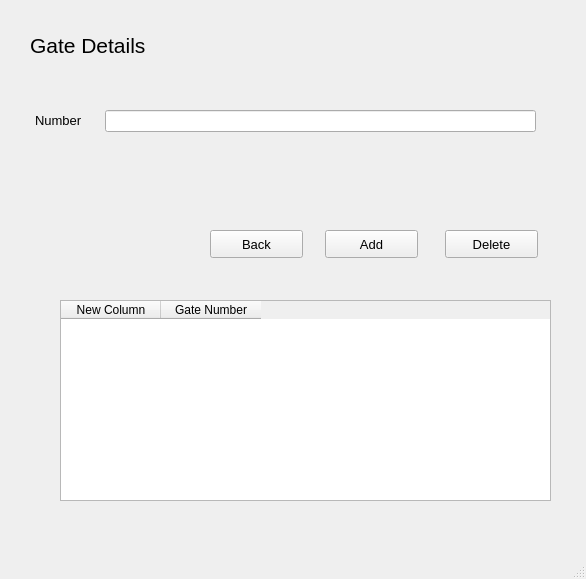
Old version of the form gate.ui in the repository Muneeba-Badar/DB-Final-Project.
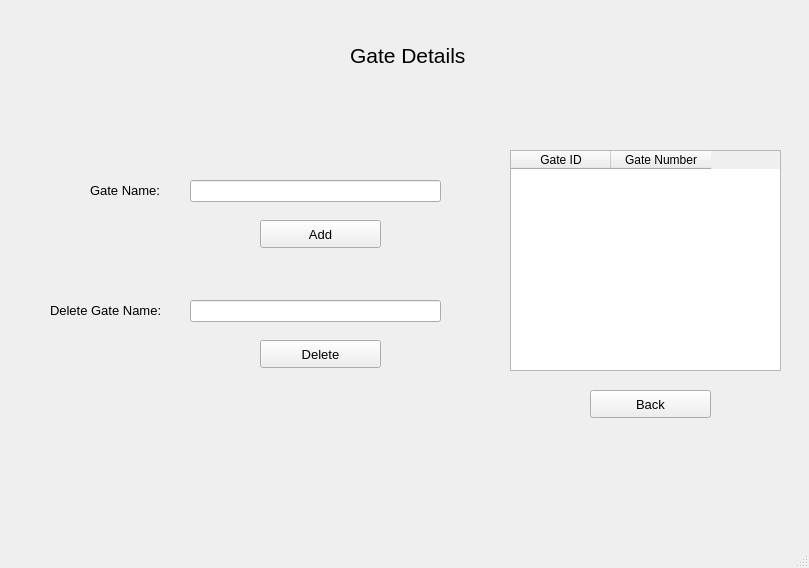
New version of the form.

The edit to the form file:
```diff
--- a/gate.ui
+++ b/gate.ui
@@ -6,8 +6,8 @@
    <rect>
     <x>0</x>
     <y>0</y>
-    <width>586</width>
-    <height>579</height>
+    <width>809</width>
+    <height>568</height>
    </rect>
   </property>
   <property name="windowTitle">
@@ -17,9 +17,9 @@
    <widget class="QLabel" name="label">
     <property name="geometry">
      <rect>
-      <x>30</x>
-      <y>20</y>
-      <width>151</width>
+      <x>350</x>
+      <y>30</y>
+      <width>121</width>
       <height>51</height>
      </rect>
     </property>
@@ -35,9 +35,9 @@
    <widget class="QLabel" name="label_3">
     <property name="geometry">
      <rect>
-      <x>35</x>
-      <y>100</y>
-      <width>71</width>
+      <x>90</x>
+      <y>170</y>
+      <width>81</width>
       <height>41</height>
      </rect>
     </property>
@@ -47,15 +47,15 @@
      </font>
     </property>
     <property name="text">
-     <string>Number</string>
+     <string>Gate Name:</string>
     </property>
    </widget>
    <widget class="QLineEdit" name="GateNum">
     <property name="geometry">
      <rect>
-      <x>105</x>
-      <y>110</y>
-      <width>431</width>
+      <x>190</x>
+      <y>180</y>
+      <width>251</width>
       <height>22</height>
      </rect>
     </property>
@@ -63,9 +63,9 @@
    <widget class="QPushButton" name="GAddBtn">
     <property name="geometry">
      <rect>
-      <x>325</x>
-      <y>230</y>
-      <width>93</width>
+      <x>260</x>
+      <y>220</y>
+      <width>121</width>
       <height>28</height>
      </rect>
     </property>
@@ -81,9 +81,9 @@
    <widget class="QPushButton" name="GDeleteBtn">
     <property name="geometry">
      <rect>
-      <x>445</x>
-      <y>230</y>
-      <width>93</width>
+      <x>260</x>
+      <y>340</y>
+      <width>121</width>
       <height>28</height>
      </rect>
     </property>
@@ -99,15 +99,15 @@
    <widget class="QTableWidget" name="GateTable">
     <property name="geometry">
      <rect>
-      <x>60</x>
-      <y>300</y>
-      <width>491</width>
-      <height>201</height>
+      <x>510</x>
+      <y>150</y>
+      <width>271</width>
+      <height>221</height>
      </rect>
     </property>
     <column>
      <property name="text">
-      <string>New Column</string>
+      <string>Gate ID</string>
      </property>
     </column>
     <column>
@@ -119,9 +119,9 @@
    <widget class="QPushButton" name="GBackBtn">
     <property name="geometry">
      <rect>
-      <x>210</x>
-      <y>230</y>
-      <width>93</width>
+      <x>590</x>
+      <y>390</y>
+      <width>121</width>
       <height>28</height>
      </rect>
     </property>
@@ -134,6 +134,34 @@
      <string>Back</string>
     </property>
    </widget>
+   <widget class="QLabel" name="label_4">
+    <property name="geometry">
+     <rect>
+      <x>50</x>
+      <y>290</y>
+      <width>131</width>
+      <height>41</height>
+     </rect>
+    </property>
+    <property name="font">
+     <font>
+      <pointsize>10</pointsize>
+     </font>
+    </property>
+    <property name="text">
+     <string>Delete Gate Name:</string>
+    </property>
+   </widget>
+   <widget class="QLineEdit" name="DelGateNum">
+    <property name="geometry">
+     <rect>
+      <x>190</x>
+      <y>300</y>
+      <width>251</width>
+      <height>22</height>
+     </rect>
+    </property>
+   </widget>
   </widget>
   <widget class="QMenuBar" name="menubar">
    <property name="geometry">
```
Left out of the diff: 4 changed lines with no effect on the pictures.
